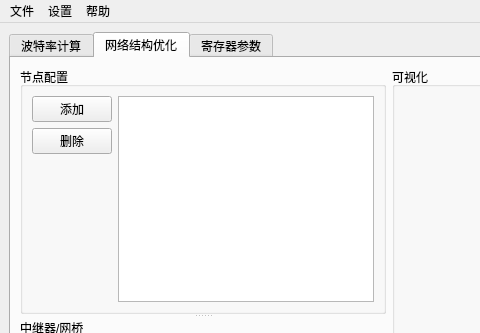
The window that mainwindow.ui (starpicke/ICS-system-opt) describes before a commit, drawn with Qt 5; both pictures show x 0 to 480 and y 0 to 333 of the 932 by 638 pixel window.
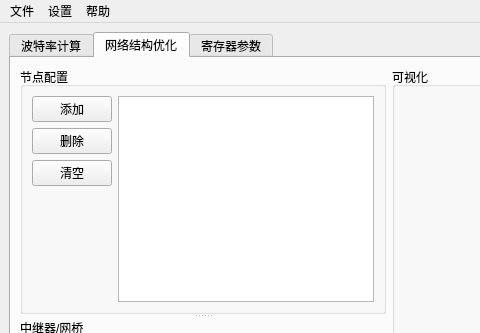
The same window after the commit. The open tabs and pages were chosen to show the change. Icons and pictures are not drawn.

```diff
--- a/mainwindow.ui
+++ b/mainwindow.ui
@@ -244,6 +244,13 @@
                 </property>
                </widget>
               </item>
+              <item>
+               <widget class="QPushButton" name="ClearNodeButton">
+                <property name="text">
+                 <string>清空</string>
+                </property>
+               </widget>
+              </item>
               <item>
                <spacer name="verticalSpacer_2">
                 <property name="orientation">
```
Left out of the diff: 4 changed lines with no effect on the pictures.
